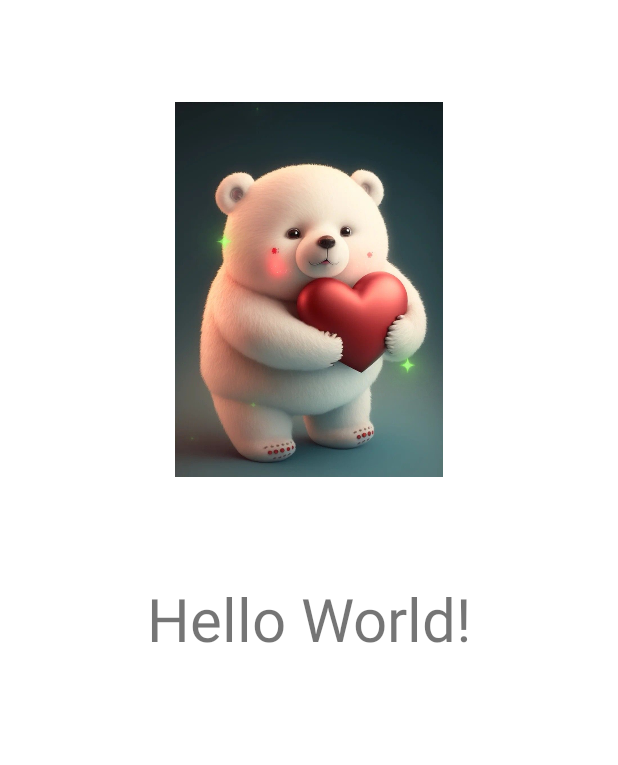
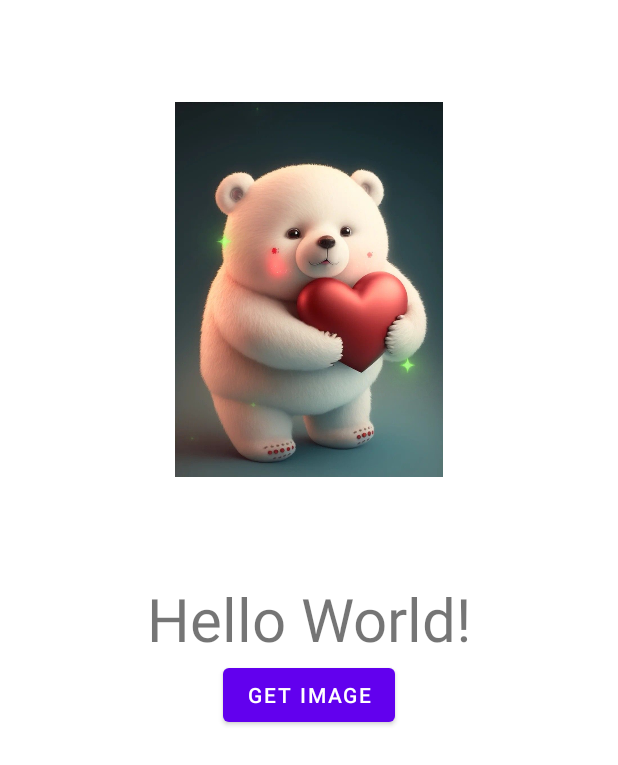
Before and after one commit to AlyonaRulezzz/R_and_Kata_Leet_Training, an Android app: the layout activity_main.xml on its own in the app's theme, with its tools: preview values and no code run, on a phone screen of 412 x 824 dp. Shown: the top 765 px of the screen. Run offline under Robolectric (Android 15) with nearby library versions, the phone set to English and light mode, and no system bars.

Commit message:
Glide & Button

```diff
--- a/R_6/app/src/main/res/layout/activity_main.xml
+++ b/R_6/app/src/main/res/layout/activity_main.xml
@@ -31,4 +31,14 @@
         app:layout_constraintBottom_toTopOf="@id/helloWorldTextView"
         />
 
+    <Button
+        android:id="@+id/buttonGetImage"
+        android:layout_width="wrap_content"
+        android:layout_height="wrap_content"
+        android:text="@string/get_image"
+        app:layout_constraintStart_toStartOf="parent"
+        app:layout_constraintEnd_toEndOf="parent"
+        app:layout_constraintTop_toBottomOf="@id/helloWorldTextView"
+        />
+
 </androidx.constraintlayout.widget.ConstraintLayout>
--- a/R_6/app/src/main/res/values/strings.xml
+++ b/R_6/app/src/main/res/values/strings.xml
@@ -1,4 +1,7 @@
 <resources>
     <string name="app_name">R_6</string>
     <string name="picture">picture</string>
+    <string name="get_image">get image</string>
+    <string name="random_number">random_number</string>
+
 </resources>
```
Also changed, not shown: R_6/app/src/main/java/com/example/r_6/MainActivity.kt (+34 -5 lines).
